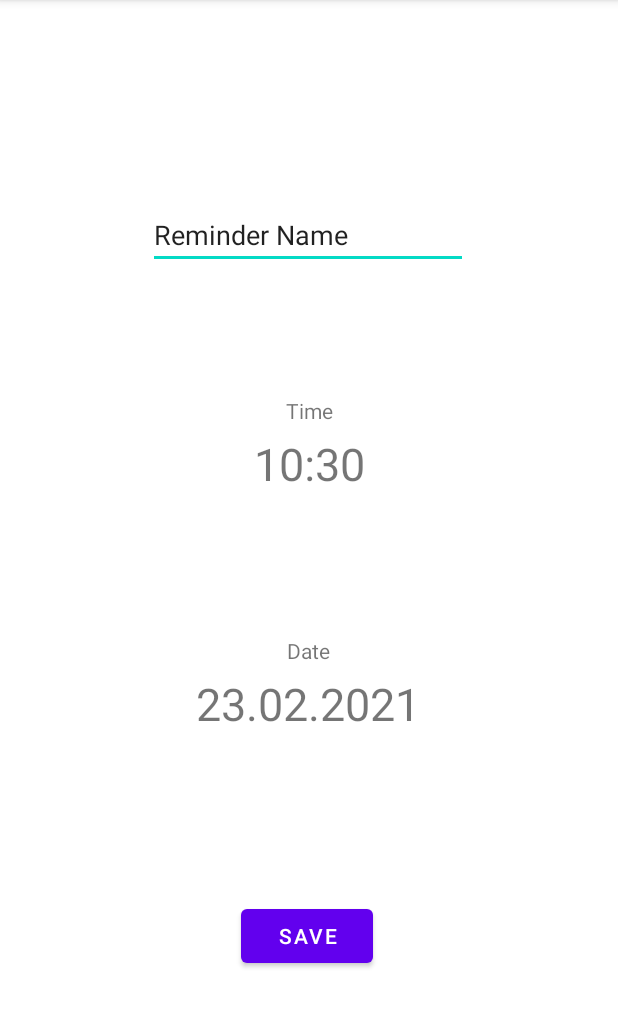
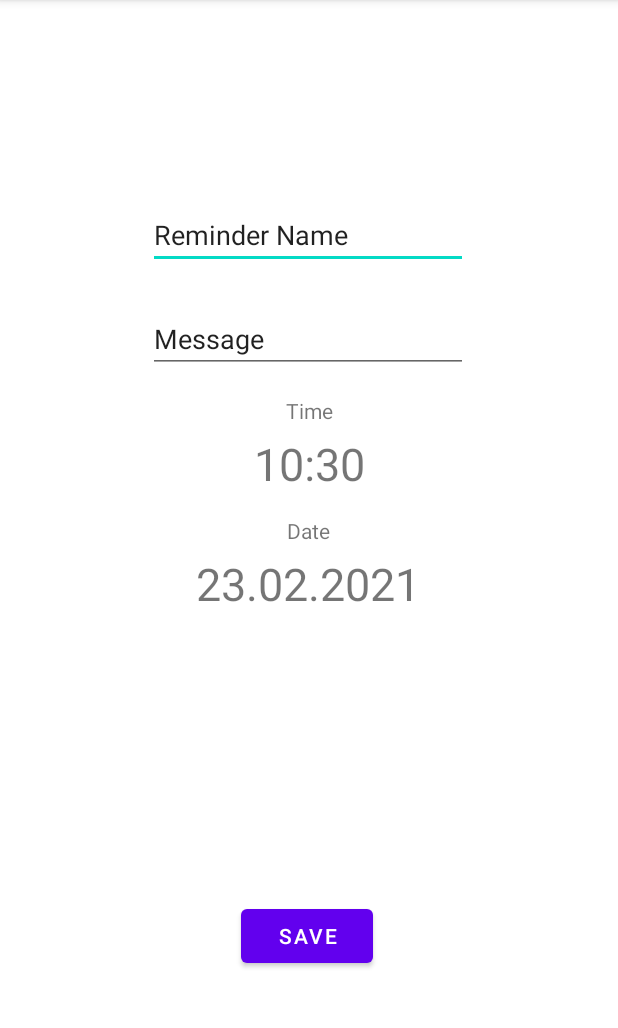
Before and after one commit to jerrycorp/Mobile-Computing-HW, an Android app: the EditActivity screen opened directly, with no data from a screen before it, on a phone screen of 412 x 824 dp, the part 84-1112 px from its top. Run offline under Robolectric (Android 15) with nearby library versions, the light colour scheme and no system bars; our stand-ins replace Firebase (no records; nobody signed in at launch, a user with empty details on screens opened directly).

Commit message:
Minimal requirements plus more minimal requirements, because someone forgot to require the requirements for the ReminderInfo object.

```diff
--- a/app/src/main/java/com/example/mobilecomputinghomework/EditActivity.kt
+++ b/app/src/main/java/com/example/mobilecomputinghomework/EditActivity.kt
@@ -18,7 +18,13 @@ import com.google.firebase.database.ktx.database
 import com.google.firebase.ktx.Firebase
 
 class EditActivity() : AppCompatActivity() {
+    private lateinit var creation_time: String
+    private lateinit var creator_id: String
+    private lateinit var reminder_seen: String
+    private lateinit var location_x: String
+    private lateinit var location_y: String
     private lateinit var key: String
+    private lateinit var message: String
     private lateinit var database: FirebaseDatabase
     override fun onCreate(savedInstanceState: Bundle?) {
         super.onCreate(savedInstanceState)
@@ -33,15 +39,33 @@ class EditActivity() : AppCompatActivity() {
         val textViewTimeEdit = findViewById<TextView>(R.id.textViewTimeEdit)
         val textViewDateEdit = findViewById<TextView>(R.id.textViewDateEdit)
         val editTextReminderName = findViewById<EditText>(R.id.editTextReminderName)
+        val editTextReminderMessage = findViewById<EditText>(R.id.editTextreminderMessage)
+
         val key: String? = intent.getStringExtra("key")
         val name: String? = intent.getStringExtra("name")
         val date: String? = intent.getStringExtra("date")
         val time: String? = intent.getStringExtra("time")
-        if (key != null && name != null && date != null && time != null) {
+        val message: String? = intent.getStringExtra("message")
+        val creation_time: String? = intent.getStringExtra("creation_time")
+        val creator_id: String? = intent.getStringExtra("creator_id")
+        val reminder_seen: String? = intent.getStringExtra("reminder_seen")
+        val location_x: String? = intent.getStringExtra("location_x")
+        val location_y: String? = intent.getStringExtra("location_y")
+        if (key != null && name != null && date != null && time != null && creation_time != null && creator_id != null && reminder_seen != null && location_x != null && location_y != null && message != null) {
             this.key = key
+            this.creation_time = creation_time
+            this.creator_id = creator_id
+            this.reminder_seen = reminder_seen
+            this.location_x = location_x
+            this.location_y = location_y
+            this.message = message
             textViewTimeEdit.text = time
             textViewDateEdit.text = date
             editTextReminderName.setText(name)
+            editTextReminderMessage.setText(message)
+            findViewById<TextView>(R.id.textViewcreationTime).setText(creation_time)
+            findViewById<TextView>(R.id.textViewcreationTime).visibility = View.VISIBLE
+            findViewById<TextView>(R.id.textViewCreationTimeDescriptor).visibility = View.VISIBLE
             val deleteBtn = findViewById<Button>(R.id.btnDeleteReminder)
             deleteBtn.visibility = View.VISIBLE
             deleteBtn.setOnClickListener {
@@ -52,17 +76,33 @@ class EditActivity() : AppCompatActivity() {
         }
         else {
             this.key = ""
+            this.creator_id = getLoggedInUsername()!!
+            this.reminder_seen = ""
+            this.location_x = ""
+            this.location_y = ""
         }
     }
 
     private fun save() {
-
+        if (key == "") {
+            this.creation_time = SimpleDateFormat("HH:mm dd.MM.yyyy").format(System.currentTimeMillis())
+        }
         val textViewTimeEdit = findViewById<TextView>(R.id.textViewTimeEdit)
         val textViewDateEdit = findViewById<TextView>(R.id.textViewDateEdit)
         val editTextReminderName = findViewById<EditText>(R.id.editTextReminderName)
-        uploadNewReminder(ReminderInfo(123,"", editTextReminderName.getText().toString(),
+        val editTextReminderMessage = findViewById<EditText>(R.id.editTextreminderMessage)
+        uploadNewReminder(ReminderInfo(123,
+                "",
+                editTextReminderName.getText().toString(),
                 textViewDateEdit.getText().toString(),
-                textViewTimeEdit.getText().toString())
+                textViewTimeEdit.getText().toString(),
+                editTextReminderMessage.getText().toString(),
+                creation_time,
+                creator_id,
+                reminder_seen,
+                location_x,
+                location_y
+        )
         )
         finish()
     }
@@ -96,7 +136,7 @@ class EditActivity() : AppCompatActivity() {
         //date picker
         val textViewDateEdit = findViewById<TextView>(R.id.textViewDateEdit)
         textViewDateEdit.text = SimpleDateFormat("dd.MM.yyyy").format(System.currentTimeMillis())
-        var cal = Calendar.getInstance()
+        val cal = Calendar.getInstance()
 
         val dateSetListener = DatePickerDialog.OnDateSetListener { view, year, monthOfYear, dayOfMonth ->
             cal.set(Calendar.YEAR, year)
--- a/app/src/main/res/layout/activity_edit.xml
+++ b/app/src/main/res/layout/activity_edit.xml
@@ -38,7 +38,7 @@
         android:id="@+id/textViewDateEdit"
         android:layout_width="wrap_content"
         android:layout_height="wrap_content"
-        android:layout_marginTop="264dp"
+        android:layout_marginTop="184dp"
         android:padding="5dp"
         android:textSize="30sp"
         app:layout_constraintEnd_toEndOf="parent"
@@ -88,4 +88,39 @@
         app:layout_constraintStart_toStartOf="@+id/btnSave"
         app:layout_constraintTop_toBottomOf="@+id/btnSave" />
 
+    <EditText
+        android:id="@+id/editTextreminderMessage"
+        android:layout_width="wrap_content"
+        android:layout_height="wrap_content"
+        android:layout_marginTop="24dp"
+        android:ems="10"
+        android:inputType="textPersonName"
+        android:text="@string/default_message"
+        app:layout_constraintEnd_toEndOf="@+id/editTextReminderName"
+        app:layout_constraintHorizontal_bias="0.0"
+        app:layout_constraintStart_toStartOf="@+id/editTextReminderName"
+        app:layout_constraintTop_toBottomOf="@+id/editTextReminderName"
+        android:importantForAutofill="no" />
+
+    <TextView
+        android:id="@+id/textViewcreationTime"
+        android:layout_width="wrap_content"
+        android:layout_height="wrap_content"
+        android:layout_marginBottom="24dp"
+        app:layout_constraintBottom_toTopOf="@+id/btnSave"
+        app:layout_constraintEnd_toEndOf="parent"
+        app:layout_constraintHorizontal_bias="0.498"
+        app:layout_constraintStart_toStartOf="parent"
+        tools:text="00:00 01.01.2021"
+        tools:visibility="gone" />
+
+    <TextView
+        android:id="@+id/textViewCreationTimeDescriptor"
+        android:layout_width="wrap_content"
+        android:layout_height="wrap_content"
+        android:text="@string/time_created"
+        android:visibility="gone"
+        app:layout_constraintBottom_toTopOf="@+id/textViewcreationTime"
+        app:layout_constraintStart_toStartOf="@+id/textViewcreationTime" />
+
 </androidx.constraintlayout.widget.ConstraintLayout>
--- a/app/src/main/res/values/strings.xml
+++ b/app/src/main/res/values/strings.xml
@@ -20,4 +20,6 @@
     <string name="date">Date</string>
     <string name="save">save</string>
     <string name="delete">delete</string>
+    <string name="default_message">Message</string>
+    <string name="time_created">Time created</string>
 </resources>
```
Also changed, not shown: app/src/main/java/com/example/mobilecomputinghomework/ReminderList.kt (+13 -1 lines), app/src/main/java/com/example/mobilecomputinghomework/db/ReminderInfo.kt (+7 -1 lines), 1 other file.
